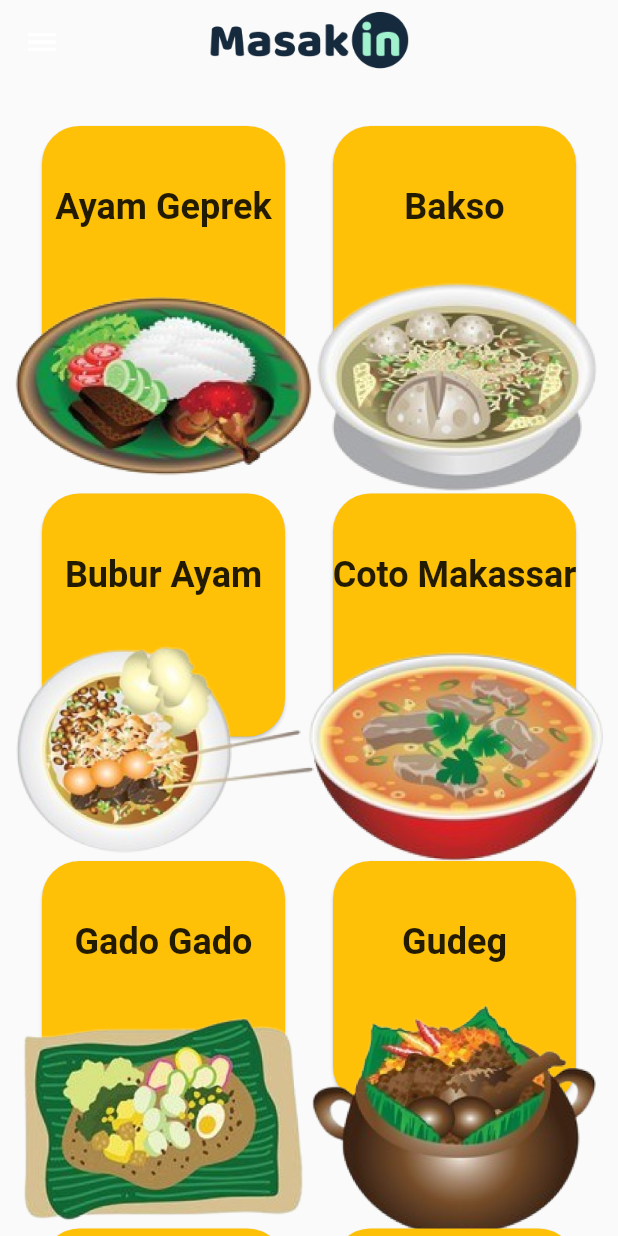
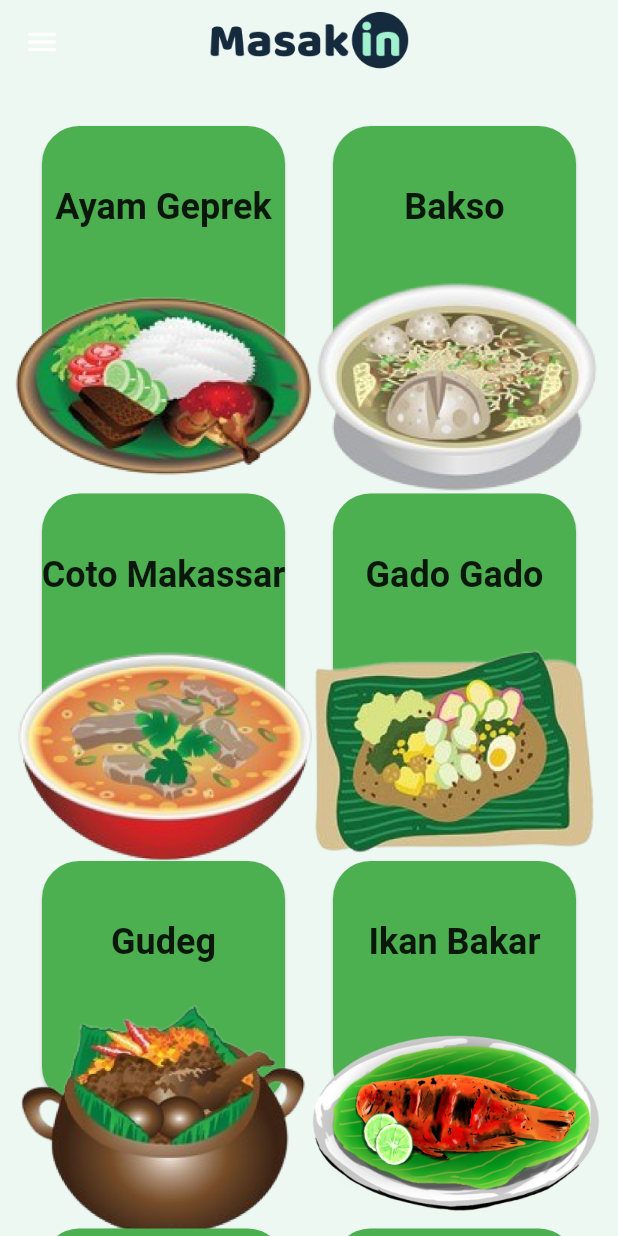
Before and after one commit to rahdeva/masak_in, a Flutter app: the HomeScreen screen opened by its route, on a phone screen of 412 x 824 dp. Run offline on Flutter 3.47's test engine with Material 2 defaults, Android fonts, the phone set to English and light mode, and no system bars.

Commit message:
add random color to list foods

```diff
--- a/lib/common/color.dart
+++ b/lib/common/color.dart
@@ -1,8 +1,9 @@
 import 'package:flutter/material.dart';
 
-const Color bgColor =  Color(0xFFF2F2F2);
-const Color orangeColor =  Color(0xFFE55834);
-const Color yellowColor =  Color(0xFFF5BB01);
+const Color logoColor =  Color(0xFFA1F1CE);
+const Color bgColor =  Color(0xFFEDF8F2);
+const Color orangeColor =  Color(0xFFF04E23);
+const Color blueColor =  Color(0xFF152A3D);
 
 final purple = Colors.purple.value.toRadixString(16);
 final red =Colors.red.value.toRadixString(16);
--- a/lib/main.dart
+++ b/lib/main.dart
@@ -18,7 +18,7 @@ class MyApp extends StatelessWidget {
       theme: ThemeData(
         visualDensity: VisualDensity.adaptivePlatformDensity,
       ),
-      initialRoute: HomeScreen.routeName,
+      initialRoute: SplashScreen.routeName,
       routes: {
         SplashScreen.routeName: (context) => const SplashScreen(),
         IntroductionScreen.routeName: (context) => const IntroductionScreen(),
--- a/lib/models/foods.dart
+++ b/lib/models/foods.dart
@@ -37,15 +37,15 @@ var foodLists = [
     calcium: '135',
     imageAsset: 'assets/images/foods/bakso.png',
   ),
-  Foods(
-    name: 'Bubur Ayam',
-    description: 'Bubur ayam adalah salah satu jenis makanan bubur dari Indonesia. Bubur nasi adalah beras yang dimasak dengan air yang banyak sehingga memiliki tekstur yang lembut dan berair. Bubur biasanya disajikan dalam suhu panas atau hangat.',
-    calories: '250',
-    carbo: '250',
-    protein: '75',
-    calcium: '135',
-    imageAsset: 'assets/images/foods/bubur-ayam.png',
-  ),
+  // Foods(
+  //   name: 'Bubur Ayam',
+  //   description: 'Bubur ayam adalah salah satu jenis makanan bubur dari Indonesia. Bubur nasi adalah beras yang dimasak dengan air yang banyak sehingga memiliki tekstur yang lembut dan berair. Bubur biasanya disajikan dalam suhu panas atau hangat.',
+  //   calories: '250',
+  //   carbo: '250',
+  //   protein: '75',
+  //   calcium: '135',
+  //   imageAsset: 'assets/images/foods/bubur-ayam.png',
+  // ),
   Foods(
     name: 'Coto Makassar',
     description: 'Coto makassar atau coto mangkasara adalah makanan tradisional Suku Makassar, Sulawesi Selatan. Makanan ini terbuat dari jeroan sapi yang direbus dalam waktu yang lama. Rebusan jeroan bercampur daging sapi ini kemudian diiris-iris lalu dibumbui dengan bumbu yang diracik secara khusus.',
@@ -109,15 +109,15 @@ var foodLists = [
     calcium: '135',
     imageAsset: 'assets/images/foods/lalapan-ayam.png',
   ),
-  Foods(
-    name: 'Martabak Telor',
-    description: 'Martabak merupakan sajian yang biasa ditemukan di Arab Saudi, Yaman, Indonesia, Malaysia, Singapura, dan Brunei. Bergantung pada lokasinya, nama, dan komposisi martabak dapat bervariasi.',
-    calories: '250',
-    carbo: '250',
-    protein: '75',
-    calcium: '135',
-    imageAsset: 'assets/images/foods/martabak-telor.png',
-  ),
+  // Foods(
+  //   name: 'Martabak Telor',
+  //   description: 'Martabak merupakan sajian yang biasa ditemukan di Arab Saudi, Yaman, Indonesia, Malaysia, Singapura, dan Brunei. Bergantung pada lokasinya, nama, dan komposisi martabak dapat bervariasi.',
+  //   calories: '250',
+  //   carbo: '250',
+  //   protein: '75',
+  //   calcium: '135',
+  //   imageAsset: 'assets/images/foods/martabak-telor.png',
+  // ),
   Foods(
     name: 'Mi Goreng',
     description: 'Mi goreng berarti "mi yang digoreng" adalah hidangan mie yang dimasak dengan digoreng tumis khas Indonesia. Mi goreng juga populer dan juga digemari di Malaysia, dan Singapura.',
@@ -145,15 +145,15 @@ var foodLists = [
     calcium: '135',
     imageAsset: 'assets/images/foods/nasi-goreng.png',
   ),
-  Foods(
-    name: 'Nasi Kuning',
-    description: 'Nasi kuning adalah makanan khas Indonesia. Makanan ini terbuat dari beras yang dimasak bersama dengan kunyit serta santan dan rempah-rempah. Dengan ditambahkannya bumbu-bumbu dan santan, nasi kuning memiliki rasa yang lebih gurih daripada nasi putih.',
-    calories: '250',
-    carbo: '250',
-    protein: '75',
-    calcium: '135',
-    imageAsset: 'assets/images/foods/nasi-kuning.png',
-  ),
+  // Foods(
+  //   name: 'Nasi Kuning',
+  //   description: 'Nasi kuning adalah makanan khas Indonesia. Makanan ini terbuat dari beras yang dimasak bersama dengan kunyit serta santan dan rempah-rempah. Dengan ditambahkannya bumbu-bumbu dan santan, nasi kuning memiliki rasa yang lebih gurih daripada nasi putih.',
+  //   calories: '250',
+  //   carbo: '250',
+  //   protein: '75',
+  //   calcium: '135',
+  //   imageAsset: 'assets/images/foods/nasi-kuning.png',
+  // ),
   Foods(
     name: 'Nasi Uduk',
     description: 'Nasi uduk adalah hidangan yang dibuat dari nasi putih yang diaron dan dikukus dengan santan, serta dibumbui dengan pala, kayu manis, jahe, daun serai dan merica. Hidangan ini mulai dibuat penduduk pulau Jawa sekitar tahun 1910-1924 dan dipopulerkan oleh Hindia Belanda setelahnya.',
@@ -172,24 +172,24 @@ var foodLists = [
     calcium: '135',
     imageAsset: 'assets/images/foods/opor-ayam.png',
   ),
-  Foods(
-    name: 'Pempek',
-    description: 'Pempek atau empek-empek adalah makanan yang terbuat dari daging ikan yang digiling lembut yang dicampur tepung kanji atau tepung sagu, serta komposisi beberapa bahan lain seperti telur, bawang putih yang dihaluskan, penyedap rasa, dan garam.',
-    calories: '250',
-    carbo: '250',
-    protein: '75',
-    calcium: '135',
-    imageAsset: 'assets/images/foods/pempek.png',
-  ),
-  Foods(
-    name: 'Pepes',
-    description: 'Pepes atau Pais merupakan suatu cara memasak khas masyarakat Sunda untuk mengolah bahan makanan yang telah dibumbui dengan bantuan daun pisang sebagai media pembungkusnya.',
-    calories: '250',
-    carbo: '250',
-    protein: '75',
-    calcium: '135',
-    imageAsset: 'assets/images/foods/pepes.png',
-  ),
+  // Foods(
+  //   name: 'Pempek',
+  //   description: 'Pempek atau empek-empek adalah makanan yang terbuat dari daging ikan yang digiling lembut yang dicampur tepung kanji atau tepung sagu, serta komposisi beberapa bahan lain seperti telur, bawang putih yang dihaluskan, penyedap rasa, dan garam.',
+  //   calories: '250',
+  //   carbo: '250',
+  //   protein: '75',
+  //   calcium: '135',
+  //   imageAsset: 'assets/images/foods/pempek.png',
+  // ),
+  // Foods(
+  //   name: 'Pepes',
+  //   description: 'Pepes atau Pais merupakan suatu cara memasak khas masyarakat Sunda untuk mengolah bahan makanan yang telah dibumbui dengan bantuan daun pisang sebagai media pembungkusnya.',
+  //   calories: '250',
+  //   carbo: '250',
+  //   protein: '75',
+  //   calcium: '135',
+  //   imageAsset: 'assets/images/foods/pepes.png',
+  // ),
   Foods(
     name: 'Rawon',
     description: 'Rawon adalah masakan Indonesia berupa sup daging berkuah hitam dengan campuran bumbu khas yang menggunakan kluwek. Rawon, meskipun dikenal sebagai masakan khas Jawa Timur, dikenal pula oleh masyarakat Jawa Tengah sebelah timur.',
@@ -244,24 +244,24 @@ var foodLists = [
     calcium: '135',
     imageAsset: 'assets/images/foods/sate-klathak.png',
   ),
-  Foods(
-    name: 'Sayur Hijau',
-    description: 'Sayuran hijau merupakan kelompok makanan yang kaya nutrisi, tidak sulit dicari, relatif murah, pengolahannya mudah, dan dapat divariasikan menjadi beragam menu masakan. Hal-hal ini merupakan alasan yang kuat untuk memasukkan sayuran hijau ke dalam pola makan Anda sehari-hari.',
-    calories: '250',
-    carbo: '250',
-    protein: '75',
-    calcium: '135',
-    imageAsset: 'assets/images/foods/sayur-hijau.png',
-  ),
-  Foods(
-    name: 'Siomay Batagor',
-    description: 'Siomai adalah salah satu jenis dim sum. Dalam bahasa Mandarin, makanan ini disebut shaomai, sementara dalam bahasa Kanton disebut siu maai. Dalam dialek Beijing, makanan ini juga ditulis sebagai 燒麥, dan juga dibaca shaomai. Kulit siomai serupa dengan kulit pangsit. Makanan ini konon berasal dari Mongolia Dalam.',
-    calories: '250',
-    carbo: '250',
-    protein: '75',
-    calcium: '135',
-    imageAsset: 'assets/images/foods/siomay-batagor.png',
-  ),
+  // Foods(
+  //   name: 'Sayur Hijau',
+  //   description: 'Sayuran hijau merupakan kelompok makanan yang kaya nutrisi, tidak sulit dicari, relatif murah, pengolahannya mudah, dan dapat divariasikan menjadi beragam menu masakan. Hal-hal ini merupakan alasan yang kuat untuk memasukkan sayuran hijau ke dalam pola makan Anda sehari-hari.',
+  //   calories: '250',
+  //   carbo: '250',
+  //   protein: '75',
+  //   calcium: '135',
+  //   imageAsset: 'assets/images/foods/sayur-hijau.png',
+  // ),
+  // Foods(
+  //   name: 'Siomay Batagor',
+  //   description: 'Siomai adalah salah satu jenis dim sum. Dalam bahasa Mandarin, makanan ini disebut shaomai, sementara dalam bahasa Kanton disebut siu maai. Dalam dialek Beijing, makanan ini juga ditulis sebagai 燒麥, dan juga dibaca shaomai. Kulit siomai serupa dengan kulit pangsit. Makanan ini konon berasal dari Mongolia Dalam.',
+  //   calories: '250',
+  //   carbo: '250',
+  //   protein: '75',
+  //   calcium: '135',
+  //   imageAsset: 'assets/images/foods/siomay-batagor.png',
+  // ),
   Foods(
     name: 'Sop Konro',
     description: 'Sup konro adalah masakan sup iga sapi khas Indonesia yang berasal dari tradisi Bugis dan Makassar. Sup ini biasanya dibuat dengan bahan iga sapi atau daging sapi. Masakan berkuah warna coklat kehitaman ini biasa dimakan dengan burasa dan ketupat yang dipotong-potong terlebih dahulu.',
@@ -280,15 +280,15 @@ var foodLists = [
     calcium: '135',
     imageAsset: 'assets/images/foods/soto-ayam.png',
   ),
-  Foods(
-    name: 'Soto Babi',
-    description: 'Soto babi adalah makanan khas Indonesia yang berupa sejenis sup babi dengan kuah yang berwarna kekuningan. Warna kuning ini dikarenakan oleh kunyit yang digunakan sebagai bumbu. Soto babi banyak ditemukan di daerah-daerah di Indonesia dan Singapura.',
-    calories: '250',
-    carbo: '250',
-    protein: '75',
-    calcium: '135',
-    imageAsset: 'assets/images/foods/soto-babi.png',
-  ),
+  // Foods(
+  //   name: 'Soto Babi',
+  //   description: 'Soto babi adalah makanan khas Indonesia yang berupa sejenis sup babi dengan kuah yang berwarna kekuningan. Warna kuning ini dikarenakan oleh kunyit yang digunakan sebagai bumbu. Soto babi banyak ditemukan di daerah-daerah di Indonesia dan Singapura.',
+  //   calories: '250',
+  //   carbo: '250',
+  //   protein: '75',
+  //   calcium: '135',
+  //   imageAsset: 'assets/images/foods/soto-babi.png',
+  // ),
   Foods(
     name: 'Soto Bening',
     description: 'Salah satu jenis soto dengan kuah gurih dan menyegarkan adalah soto bening. Sesuai dengan namanya, soto ini disajikan dengan kuah bening yang terbuat dari campuran rempah. Seperti bawang merah, bawang putih, sereh, jahe, ketumbar, dan merica.',
@@ -307,15 +307,15 @@ var foodLists = [
     calcium: '135',
     imageAsset: 'assets/images/foods/soto-betawi.png',
   ),
-  Foods(
-    name: 'Soto Kambing',
-    description: 'Soto kambing adalah hidangan olahan daging kambing khas Indonesia. hidangan ini berupa sejenis sup kambing dengan kuah yang berwarna kekuningan. Warna kuning ini dikarenakan oleh kunyit yang digunakan sebagai bumbu. Soto kambing banyak ditemukan di berbagai daerah di seluruh Indonesia dan Singapura.',
-    calories: '250',
-    carbo: '250',
-    protein: '75',
-    calcium: '135',
-    imageAsset: 'assets/images/foods/soto-kambing.png',
-  ),
+  // Foods(
+  //   name: 'Soto Kambing',
+  //   description: 'Soto kambing adalah hidangan olahan daging kambing khas Indonesia. hidangan ini berupa sejenis sup kambing dengan kuah yang berwarna kekuningan. Warna kuning ini dikarenakan oleh kunyit yang digunakan sebagai bumbu. Soto kambing banyak ditemukan di berbagai daerah di seluruh Indonesia dan Singapura.',
+  //   calories: '250',
+  //   carbo: '250',
+  //   protein: '75',
+  //   calcium: '135',
+  //   imageAsset: 'assets/images/foods/soto-kambing.png',
+  // ),
   Foods(
     name: 'Tongseng Kambing',
     description: 'Tongseng adalah sejenis gulai dengan bumbu yang lebih "tajam". Perbedaan yang lebih jelas adalah pada penggunaan dagingnya. Tongseng dibuat dengan menggunakan daging yang masih melekat pada tulang, terutama tulang iga dan tulang belakang.',
--- a/lib/screens/detail.dart
+++ b/lib/screens/detail.dart
@@ -1,30 +1,30 @@
-// import 'package:flutter/material.dart';
-// import 'package:wisata_bali_app/model/tourism_place.dart';
+import 'package:flutter/material.dart';
+import '../models/foods.dart';
 
-// class DetailScreen extends StatelessWidget {
-//   final TourismPlace place;
+class DetailScreen extends StatelessWidget {
+  final Foods foods;
 
-//   DetailScreen({required this.place});
+  const DetailScreen({Key? key, required this.foods}) : super(key: key);
 
-//   @override
-//   Widget build(BuildContext context) {
-//     return LayoutBuilder(
-//       builder: (BuildContext context, BoxConstraints constraints) {
-//         if (constraints.maxWidth > 800) {
-//           return DetailWebPage(place: place);
-//         } else {
-//           return DetailMobilePage(place: place);
-//         }
-//       },
-//     );
-//   }
-// }
+  @override
+  Widget build(BuildContext context) {
+    // return LayoutBuilder(
+    //   builder: (BuildContext context, BoxConstraints constraints) {
+    //     if (constraints.maxWidth > 800) {
+    //       return DetailWebPage(foods: foods);
+    //     } else {
+    //       return DetailMobilePage(foods: foods);
+    //     }
+    //   },
+    // );
+    return Text("aaaa");
+  }
+}
 
 // class DetailMobilePage extends StatelessWidget{
-//   var fontOxygen = TextStyle(fontFamily: 'Oxygen');
-//   final TourismPlace place;
+//   final Foods foods;
 
-//   DetailMobilePage({required this.place});
+//   const DetailMobilePage({Key? key, required this.foods}) : super(key: key);
 
 //   @override
 //   Widget build(BuildContext context) {
@@ -36,7 +36,7 @@
 //             children: <Widget>[
 //               Stack(
 //                 children: <Widget>[
-//                   Hero(tag: "photo", child: Image.asset(place.imageAsset)),
+//                   Hero(tag: "photo", child: Image.asset(foods.imageAsset)),
 //                   SafeArea(
 //                     child: Padding(
 //                       padding: const EdgeInsets.all(8.0),
@@ -65,7 +65,7 @@
 //               Container(
 //                 margin: EdgeInsets.only(top: 16.0),
 //                 child: Text(
-//                   place.name,
+//                   foods.name,
 //                   textAlign: TextAlign.center,
 //                   style: TextStyle(
 //                     fontSize: 30.0,
@@ -83,21 +83,21 @@
 //                       children: <Widget> [
 //                         Icon(Icons.calendar_today),
 //                         SizedBox(height: 8.0),
-//                         Text(place.openDays, style: fontOxygen,),
+//                         Text(foods.openDays, style: fontOxygen,),
 //                       ],
 //                     ),
 //                     Column(
 //                       children: <Widget> [
 //                         Icon(Icons.access_time),
 //                         SizedBox(height: 8.0),
-//                         Text(place.openTime, style: fontOxygen),
+//                         Text(foods.openTime, style: fontOxygen),
 //                       ],
 //                     ),
 //                     Column(
 //                       children: <Widget> [
 //                         Icon(Icons.monetization_on),
 //                         SizedBox(height: 8.0),
-//                         Text(place.ticketPrice, style: fontOxygen),
+//                         Text(foods.ticketPrice, style: fontOxygen),
 //                       ],
 //                     )
 //                   ],
@@ -106,7 +106,7 @@
 //               Container(
 //                 padding: EdgeInsets.all(16.0),
 //                 child: Text(
-//                   place.description,
+//                   foods.description,
 //                   textAlign: TextAlign.center,
 //                   style: TextStyle(fontSize: 16.0, fontFamily: 'Oxygen'),
 //                 ),
@@ -116,7 +116,7 @@
 //                 child: Scrollbar(
 //                   child: ListView(
 //                     scrollDirection: Axis.horizontal,
-//                     children: place.imageUrls.map((url) {
+//                     children: foods.imageUrls.map((url) {
 //                       return Padding(
 //                         padding: const EdgeInsets.all(4.0),
 //                         child: ClipRRect(
@@ -137,16 +137,15 @@
 // }
 
 // class DetailWebPage extends StatefulWidget {
-//   final TourismPlace place;
+//   final Foods foods;
 
-//   DetailWebPage({required this.place});
+//   const DetailWebPage({Key? key, required this.foods}) : super(key: key);
 
 //   @override
 //   _DetailWebPageState createState() => _DetailWebPageState();
 // }
 
 // class _DetailWebPageState extends State<DetailWebPage> {
-//   var fontOxygen = TextStyle(fontFamily: 'Oxygen');
 //   final _scrollController = ScrollController();
 
 //   @override
@@ -180,7 +179,7 @@
 //                       child: Column(
 //                         children: [
 //                           ClipRRect(
-//                             child: Image.asset(widget.place.imageAsset),
+//                             child: Image.asset(widget.foods.imageAsset),
 //                             borderRadius: BorderRadius.circular(10),
 //                           ),
 //                           SizedBox(height: 16),
@@ -193,7 +192,7 @@
 //                               child: ListView(
 //                                 controller: _scrollController,
 //                                 scrollDirection: Axis.horizontal,
-//                                 children: widget.place.imageUrls.map((url) {
+//                                 children: widget.foods.imageUrls.map((url) {
 //                                   return Padding(
 //                                     padding: const EdgeInsets.all(4.0),
 //                                     child: ClipRRect(
@@ -218,7 +217,7 @@
 //                             children: <Widget>[
 //                               Container(
 //                                 child: Text(
-//                                   widget.place.name,
+//                                   widget.foods.name,
 //                                   textAlign: TextAlign.center,
 //                                   style: const TextStyle(
 //                                     fontSize: 30.0,
@@ -235,7 +234,7 @@
 //                                       Icon(Icons.calendar_today),
 //                                       const SizedBox(width: 8.0),
 //                                       Text(
-//                                         widget.place.openDays,
+//                                         widget.foods.openDays,
 //                                         style: fontOxygen,
 //                                       ),
 //                                     ],
@@ -248,7 +247,7 @@
 //                                   const Icon(Icons.access_time),
 //                                   const SizedBox(width: 8.0),
 //                                   Text(
-//                                     widget.place.openTime,
+//                                     widget.foods.openTime,
 //                                     style: fontOxygen,
 //                                   ),
 //                                 ],
@@ -259,7 +258,7 @@
 //                                   const Icon(Icons.monetization_on),
 //                                   const SizedBox(width: 8.0),
 //                                   Text(
-//                                     widget.place.ticketPrice,
+//                                     widget.foods.ticketPrice,
 //                                     style: fontOxygen,
 //                                   ),
 //                                 ],
@@ -267,7 +266,7 @@
 //                               Container(
 //                                 padding: const EdgeInsets.symmetric(vertical: 16.0),
 //                                 child: Text(
-//                                   widget.place.description,
+//                                   widget.foods.description,
 //                                   textAlign: TextAlign.justify,
 //                                   style: const TextStyle(
 //                                     fontSize: 16.0,
--- a/lib/screens/home.dart
+++ b/lib/screens/home.dart
@@ -1,7 +1,8 @@
 import 'package:flutter/material.dart';
-import 'package:masak_in/common/color.dart';
+import '../common/color.dart';
 import '../screens/detail.dart';
 import '../models/foods.dart';
+import 'dart:math';
 
 class HomeScreen extends StatelessWidget {
   static const routeName = '/home';
@@ -10,8 +11,9 @@ class HomeScreen extends StatelessWidget {
   @override
   Widget build(BuildContext context) {
     return Scaffold(
+      backgroundColor: bgColor,
       drawer: Drawer(
-        backgroundColor: Colors.blue,
+        backgroundColor: blueColor,
         shape: const RoundedRectangleBorder(
           borderRadius: BorderRadius.only(
             topRight: Radius.circular(20),
@@ -62,12 +64,14 @@ class HomeScreen extends StatelessWidget {
       ),
       body: LayoutBuilder(
         builder: (BuildContext context, BoxConstraints constraints) {
-          if (constraints.maxWidth <= 850) {
-            return FoodGrid(gridCount: 2);
-          } else if (constraints.maxWidth <= 1250) {
-            return FoodGrid(gridCount: 4);
+          if (constraints.maxWidth <= 700) {
+            return const FoodGrid(gridCount: 2);
+          } else if (constraints.maxWidth <= 1000) {
+            return const FoodGrid(gridCount: 3);
+          } else if (constraints.maxWidth <= 1400) {
+            return const FoodGrid(gridCount: 4);
           } else {
-            return FoodGrid(gridCount: 6);
+            return const FoodGrid(gridCount: 6);
           }
         }
       ),
@@ -88,12 +92,14 @@ class FoodGrid extends StatelessWidget {
       crossAxisSpacing: 24,
       mainAxisSpacing: 75,
       children: foodLists.map((foods) {
+        final random = Random();
+        Color colors = colorList[random.nextInt(colorList.length)];
         return InkWell(
           borderRadius: const BorderRadius.all(Radius.circular(25.0)),
           onTap: () {
-            // Navigator.push(context, MaterialPageRoute(builder: (context) {
-            //   return DetailScreen(foods: foods);
-            // }));
+            Navigator.push(context, MaterialPageRoute(builder: (context) {
+              return DetailScreen(foods: foods);
+            }));
           },
           child: SizedBox(
             height: 500,
@@ -101,7 +107,7 @@ class FoodGrid extends StatelessWidget {
                 shape: RoundedRectangleBorder(
                   borderRadius: BorderRadius.circular(25),
                 ),
-                color: Colors.amber,
+                color: colors,
                 child: Stack(
                   alignment: AlignmentDirectional.center,
                   clipBehavior: Clip.none,
--- a/lib/screens/introduction.dart
+++ b/lib/screens/introduction.dart
@@ -1,5 +1,6 @@
 import 'package:flutter/material.dart';
-import 'package:masak_in/screens/home.dart';
+import '../common/color.dart';
+import '../screens/home.dart';
 
 class IntroductionScreen extends StatefulWidget {
   static const routeName = '/onboarding';
@@ -21,7 +22,7 @@ class _IntroductionScreenState extends State<IntroductionScreen> {
   @override
   Widget build(BuildContext context) {
     return Scaffold(
-      // backgroundColor: bgColor,
+      backgroundColor: bgColor,
       body: SizedBox(
         height: double.infinity,
         width: double.infinity,
--- a/lib/screens/splash.dart
+++ b/lib/screens/splash.dart
@@ -26,7 +26,7 @@ class _SplashScreenState extends State<SplashScreen> {
   @override
   Widget build(BuildContext context) {
     return Scaffold(
-      // backgroundColor: bgColor,
+      backgroundColor: bgColor,
       body: SizedBox(
         height: double.infinity,
         width: double.infinity,
```
